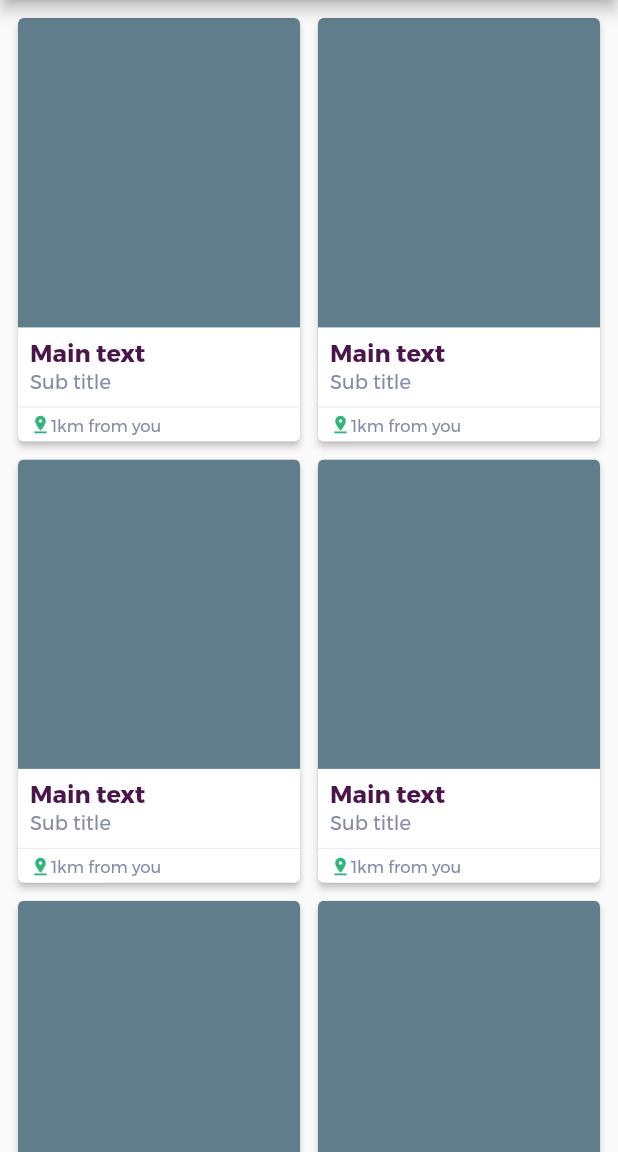
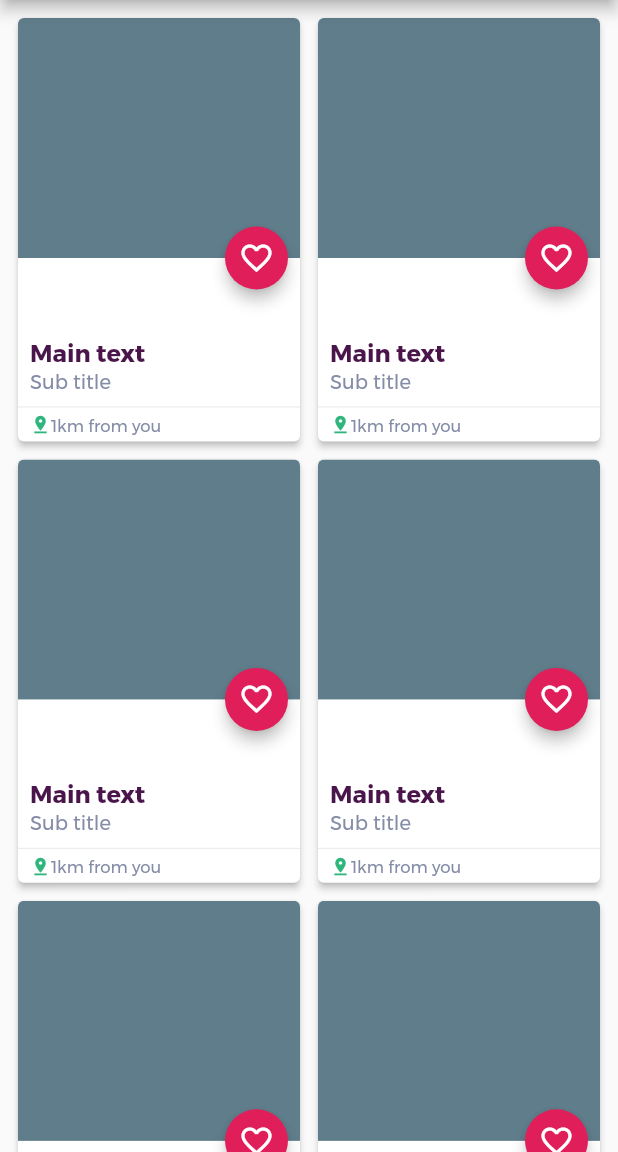
Before and after one commit to iroyo/fluttup, a Flutter app: the screen it shows after launch, on a phone screen of 412 x 824 dp, the part 84-1236 px from its top. Run offline on Flutter 3.47's test engine with Material 2 defaults, Android fonts, the light colour scheme and no system bars.

Commit message:
added Action button for member item

```diff
--- /dev/null
+++ b/lib/colors.dart
@@ -0,0 +1,4 @@
+
+ import 'package:flutter/cupertino.dart';
+
+const colorAccent = Color.fromRGBO(224, 30, 90, 1);
--- a/lib/main.dart
+++ b/lib/main.dart
@@ -13,12 +13,12 @@ class MyApp extends StatelessWidget {
         primarySwatch: Colors.red,
         fontFamily: 'Montserrat',
       ),
-      home: MyHomePage(),
+      home: HomePage(),
     );
   }
 }
 
-class MyHomePage extends StatelessWidget {
+class HomePage extends StatelessWidget {
   @override
   Widget build(BuildContext context) {
     return Scaffold(
@@ -26,10 +26,11 @@ class MyHomePage extends StatelessWidget {
         brightness: Brightness.light,
         backgroundColor: Colors.white,
         title: Center(
-            child: Image.asset(
-          'assets/brand.png',
-          width: 180,
-        )),
+          child: Image.asset(
+            'assets/brand.png',
+            width: 180,
+          ),
+        ),
       ),
       body: GridView.count(
         childAspectRatio: 0.7,
--- a/lib/member_item.dart
+++ b/lib/member_item.dart
@@ -1,26 +1,37 @@
 import 'package:flutter/material.dart';
+import 'package:fluttup/colors.dart';
 
 class MemberItem extends StatelessWidget {
-
   final int index;
 
   const MemberItem({Key key, this.index}) : super(key: key);
 
   @override
   Widget build(BuildContext context) {
+    final imageHeight = 160.0;
+    final buttonHeight = 42.0;
     return Card(
       elevation: 2,
       clipBehavior: Clip.antiAlias,
       margin: calculatePadding(index),
-      child: Flex(
-        crossAxisAlignment: CrossAxisAlignment.start,
-        direction: Axis.vertical,
+      child: Stack(
         children: [
-          Expanded(
+          Positioned(
+            top: 0,
+            left: 0,
+            right: 0,
             child: Container(
+              height: imageHeight,
               decoration: BoxDecoration(color: Colors.blueGrey),
             ),
           ),
+          Positioned(
+            bottom: 0,
+            left: 0,
+            right: 0,
+            child: Column(
+              crossAxisAlignment: CrossAxisAlignment.start,
+              children: [
                 Padding(
                   padding: EdgeInsets.all(8),
                   child: Column(
@@ -69,9 +80,25 @@ class MemberItem extends StatelessWidget {
                 )
               ],
             ),
+          ),
+          Positioned(
+              right: 8,
+              top: imageHeight - buttonHeight / 2,
+              child: Container(
+                width: buttonHeight,
+                height: buttonHeight,
+                child: RawMaterialButton(
+                  fillColor: colorAccent,
+                  elevation: 4,
+                  shape: CircleBorder(),
+                  child: Icon(Icons.favorite_border, color: Colors.white,),
+                  onPressed: () {},
+                ),
+              ))
+        ],
+      ),
     );
   }
-
 }
 
 EdgeInsetsGeometry calculatePadding(int position) {
```
Lines whose indentation alone changed are shown as unchanged.
